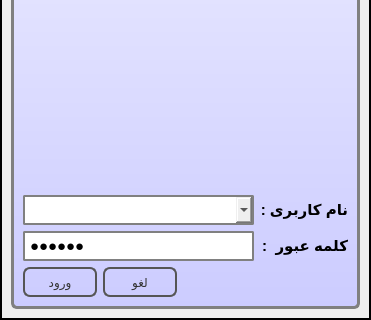
reza-rezvani2052/KetabYab, file logindialog.ui: the form before one commit; both pictures show x 0 to 371 and y 186 to 506 of the 371 by 506 pixel window.
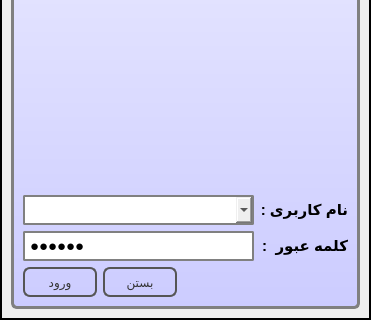
The form after the commit. Icons and pictures are not drawn.

What changed in the file:
```diff
--- a/logindialog.ui
+++ b/logindialog.ui
@@ -146,7 +146,7 @@
               <string notr="true"/>
              </property>
              <property name="text">
-              <string>لغو</string>
+              <string>بستن</string>
              </property>
              <property name="autoDefault">
               <bool>false</bool>
```
Left out of the diff: 4 changed lines with no effect on the pictures.
